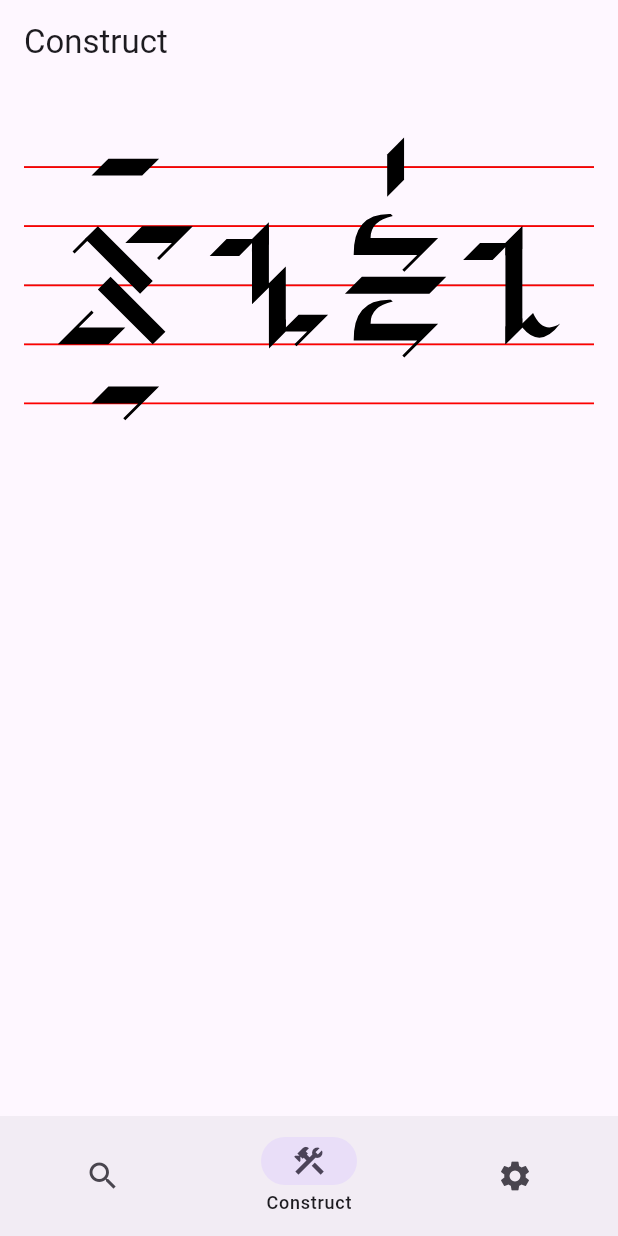
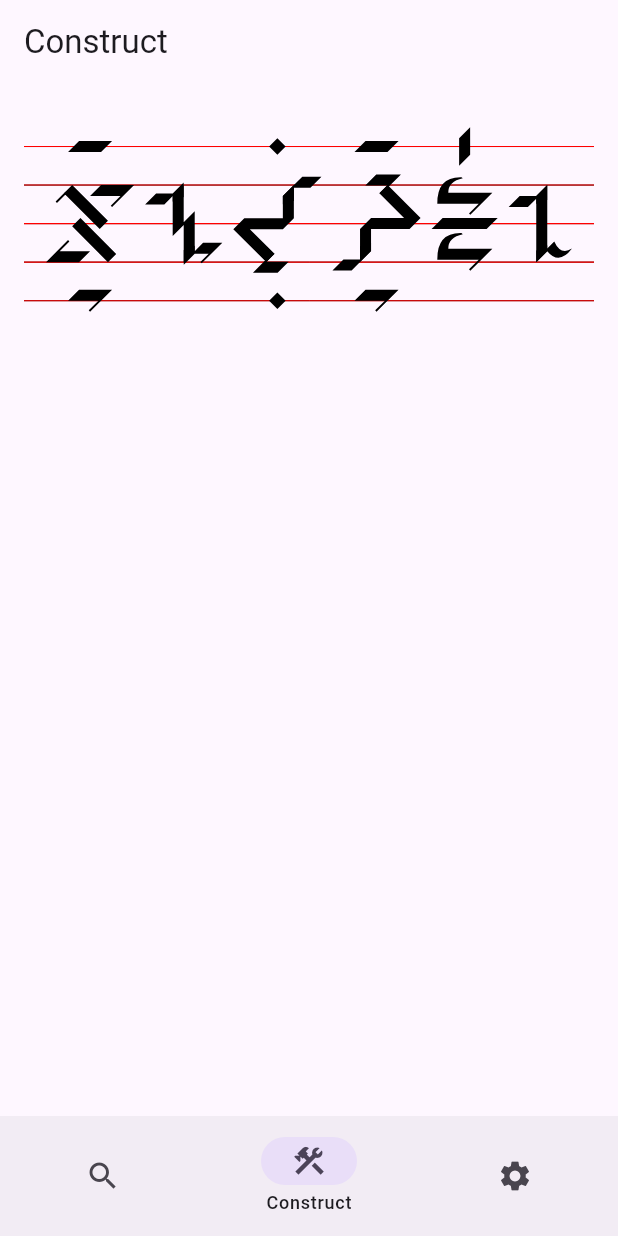
Before and after one commit to yuorb/enthrirhc, a Flutter app: the screen it shows after launch, item 2 of the bottom bar chosen, on a phone screen of 412 x 824 dp. Run offline on Flutter 3.47's test engine with Material 2 defaults, Android fonts, the phone set to English and light mode, and no system bars; our stand-ins replace drift, file_picker, flutter_markdown, flutter_svg, package_info_plus, shared_preferences and 1 more; missing offline and left inert: sqlite3; accounts and stored records are empty; generated files the repository leaves out were written again.

Commit message:
Support affixes, degree etc.

```diff
--- a/lib/components/ithkuil_svg.dart
+++ b/lib/components/ithkuil_svg.dart
@@ -45,7 +45,8 @@ class IthkuilSvg extends StatelessWidget {
       usedRadicals[p.componentC().id()] = p.componentC().path();
       usedRadicals[p.componentD().id()] = p.componentD().path();
     }
-    for (final s in characters.whereType<Secondary>()) {
+    final secondaries = characters.whereType<Secondary>();
+    for (final s in secondaries) {
       usedRadicals["${s.core.phoneme.defaultLetter()}_core"] = s.core.path;
       if (s.start != null) {
         usedRadicals[s.getStartExtId()!] = s.getStartExtPath()!;
@@ -54,17 +55,26 @@ class IthkuilSvg extends StatelessWidget {
         usedRadicals[s.getEndExtId()!] = s.getEndExtPath()!;
       }
     }
+    for (final s in secondaries.whereType<CsVxAffixes>()) {
+      usedRadicals["degree_${s.degree.name}"] = s.degree.path;
+      usedRadicals["affix_type_${s.affixType.name}"] = s.affixType.path;
+    }
+    for (final s in secondaries.whereType<VxCsAffixes>()) {
+      usedRadicals["degree_${s.degree.name}"] = s.degree.path;
+      usedRadicals["affix_type_${s.affixType.name}"] = s.affixType.path;
+    }
     for (final t in characters.whereType<Tertiary>()) {
       usedRadicals[t.top.name] = t.top.path;
       usedRadicals[t.bottom.name] = t.bottom.path;
       usedRadicals["valence_${t.valence.name}"] = t.valence.path();
       usedRadicals["level_${t.level.comparisonOperator.name}"] = t.level.comparisonOperator.path;
     }
-    for (final q in characters.whereType<Quarternary>()) {
+    final quarternaries = characters.whereType<Quarternary>();
+    for (final q in quarternaries) {
       usedRadicals["quarternary_${q.top.name}"] = q.top.path;
       usedRadicals["quarternary_${q.bottom.name}"] = q.bottom.path;
     }
-    if (characters.whereType<Quarternary>().isNotEmpty) {
+    if (quarternaries.isNotEmpty) {
       usedRadicals["quarternary_core"] = corePath;
     }
 
@@ -85,11 +95,11 @@ class IthkuilSvg extends StatelessWidget {
             ).join('\n')}
       </defs>
       <rect x="0" y="0" height="${unitHeight * 6}" width="$baseWidth" style="fill: transparent" />
-      <line x1="0" y1="${unitHeight * 1}" x2="400" y2="${unitHeight * 1}" stroke="red" />
-      <line x1="0" y1="${unitHeight * 2}" x2="400" y2="${unitHeight * 2}" stroke="red" />
-      <line x1="0" y1="${unitHeight * 3}" x2="400" y2="${unitHeight * 3}" stroke="red" />
-      <line x1="0" y1="${unitHeight * 4}" x2="400" y2="${unitHeight * 4}" stroke="red" />
-      <line x1="0" y1="${unitHeight * 5}" x2="400" y2="${unitHeight * 5}" stroke="red" />
+      <line x1="0" y1="${unitHeight * 1}" x2="600" y2="${unitHeight * 1}" stroke="red" />
+      <line x1="0" y1="${unitHeight * 2}" x2="600" y2="${unitHeight * 2}" stroke="red" />
+      <line x1="0" y1="${unitHeight * 3}" x2="600" y2="${unitHeight * 3}" stroke="red" />
+      <line x1="0" y1="${unitHeight * 4}" x2="600" y2="${unitHeight * 4}" stroke="red" />
+      <line x1="0" y1="${unitHeight * 5}" x2="600" y2="${unitHeight * 5}" stroke="red" />
       ${charImages.join('\n')}
     </svg>''';
   }
--- a/lib/pages/construct.dart
+++ b/lib/pages/construct.dart
@@ -4,6 +4,7 @@ import 'package:enthrirch/utils/character/primary/top.dart';
 import 'package:enthrirch/utils/character/quarternary/bottom.dart';
 import 'package:enthrirch/utils/character/quarternary/mod.dart';
 import 'package:enthrirch/utils/character/quarternary/top.dart';
+import 'package:enthrirch/utils/character/secondary/affixes.dart';
 import 'package:enthrirch/utils/character/secondary/core_letter.dart';
 import 'package:enthrirch/utils/character/secondary/ext_letter.dart';
 import 'package:enthrirch/utils/character/secondary/mod.dart';
@@ -51,10 +52,24 @@ class _ConstructPageState extends State<ConstructPage> {
               plexity: Plexity.um,
               stem: Stem.s1,
             ),
-            Secondary(
+            Root(
               start: ExtLetter.b,
               core: CoreLetter.placeholder,
               end: ExtLetter.c,
+            ),
+            CsVxAffixes(
+              start: ExtLetter.d,
+              core: CoreLetter.s,
+              end: ExtLetter.k,
+              degree: Degree.d1,
+              affixType: AffixType.type2,
+            ),
+            VxCsAffixes(
+              start: ExtLetter.d,
+              core: CoreLetter.s,
+              end: ExtLetter.k,
+              degree: Degree.d2,
+              affixType: AffixType.type3,
             ),
             Tertiary(
               valence: Valence.mno,
--- /dev/null
+++ b/lib/utils/character/secondary/affixes.dart
@@ -0,0 +1,25 @@
+enum Degree {
+  d1('M -7.50 0.00 L 0.00 7.50 7.50 0.00 0.00 -7.50 -7.50 0.00 Z'),
+  d2('M 7.60 0.00 L -1.20 8.80 0.00 10.00 20.00 -10.00 -10.00 -10.00 -20.00 0.00 7.60 0.00 Z'),
+  d3('M 10.00 7.50 L 10.00 -17.50 -10.00 2.50 -8.80 3.70 0.00 -5.10 0.00 17.50 10.00 7.50 Z'),
+  d4('M 12.55 -5.40 Q 11.80 -10.70 7.15 -13.80 2.25 -17.10 -5.80 -17.00 L -13.30 -9.50 Q 1.60 -9.10 5.30 -0.95 9.05 7.25 -2.15 15.95 L -0.90 17.10 Q 6.45 11.90 10.00 5.70 13.30 -0.15 12.55 -5.40 Z'),
+  d5('M 5.00 -17.50 L -5.00 -7.50 -5.00 17.50 5.00 7.50 5.00 -17.50 Z'),
+  d6('M 12.55 -5.40 Q 11.80 -10.70 7.15 -13.80 2.25 -17.10 -5.80 -17.00 L -13.30 -9.50 Q 1.60 -9.10 5.30 -0.95 9.05 7.25 -2.15 15.95 L -0.90 17.10 Q 6.45 11.90 10.00 5.70 13.30 -0.15 12.55 -5.40 Z'),
+  d7('M 10.00 7.50 L 10.00 -17.50 -10.00 2.50 -8.80 3.70 0.00 -5.10 0.00 17.50 10.00 7.50 Z'),
+  d8('M 7.60 0.00 L -1.20 8.80 0.00 10.00 20.00 -10.00 -10.00 -10.00 -20.00 0.00 7.60 0.00 Z'),
+  d9('M 10.00 5.00 L 20.00 -5.00 -10.00 -5.00 -20.00 5.00 10.00 5.00 Z'),
+  ca('M 20.25 -9.78 L 19.10 -11.03 Q 12.55 0.67 4.70 1.22 -3.10 1.72 -12.75 -8.53 L -20.25 -1.03 Q -13.70 11.02 -1.55 8.52 10.70 6.02 20.25 -9.78 Z'),
+  d0('M 20.25 -9.78 L 19.10 -11.03 Q 12.55 0.67 4.70 1.22 -3.10 1.72 -12.75 -8.53 L -20.25 -1.03 Q -13.70 11.02 -1.55 8.52 10.70 6.02 20.25 -9.78 Z');
+
+  final String path;
+  const Degree(this.path);
+}
+
+enum AffixType {
+  type1(''),
+  type2('M -7.50 0.00 L 0.00 7.50 7.50 0.00 0.00 -7.50 -7.50 0.00 Z'),
+  type3('M 10.00 5.00 L 20.00 -5.00 -10.00 -5.00 -20.00 5.00 10.00 5.00 Z');
+
+  final String path;
+  const AffixType(this.path);
+}
--- a/lib/utils/character/secondary/mod.dart
+++ b/lib/utils/character/secondary/mod.dart
@@ -3,7 +3,9 @@ import 'package:enthrirch/utils/character/secondary/core_letter.dart';
 import 'package:enthrirch/utils/character/secondary/ext_letter.dart';
 import 'package:enthrirch/utils/character/secondary/utils.dart';
 
-class Secondary with Character {
+import 'affixes.dart';
+
+sealed class Secondary {
   final ExtLetter? start;
   final CoreLetter core;
   final ExtLetter? end;
@@ -45,11 +47,13 @@ class Secondary with Character {
       AnchorType.diag => end?.diag
     };
   }
+}
+
+class Root extends Secondary with Character {
+  const Root({required super.start, required super.core, required super.end});
 
   @override
   (String, double) getSvg(double baseX, double baseY, String fillColor) {
-    final Secondary(:core, :start, :end) = this;
-
     final secondaryBoundary = getSecondaryBoundary(this);
     final coreX = baseX - secondaryBoundary.$1;
     final coreY = baseY;
@@ -61,16 +65,16 @@ class Secondary with Character {
     final secondaryWidth = secondaryBoundary.$2 - secondaryBoundary.$1;
     return (
       '''
-      <use href="#${core.phoneme.romanizedLetters[0]}_core" x="$coreX" y="$coreY" fill="$fillColor" />
+      <use href="#${core.phoneme.defaultLetter()}_core" x="$coreX" y="$coreY" fill="$fillColor" />
       ${start != null ? '''<use
-        href="#${start.phoneme.romanizedLetters[0]}_ext_${core.startAnchor.orientation.type}"
+        href="#${start!.phoneme.defaultLetter()}_ext_${core.startAnchor.orientation.type}"
         x="$extStartX"
         y="$extStartY"
         transform="rotate(${core.startAnchor.getRotation()}, $extStartX, $extStartY)"
         fill="$fillColor"
       />''' : ''}
       ${end != null ? '''<use
-        href="#${end.phoneme.romanizedLetters[0]}_ext_${core.endAnchor.orientation.type}"
+        href="#${end!.phoneme.defaultLetter()}_ext_${core.endAnchor.orientation.type}"
         x="$extEndX"
         y="$extEndY"
         transform="rotate(${core.endAnchor.getRotation()}, $extEndX, $extEndY)"
@@ -81,3 +85,113 @@ class Secondary with Character {
     );
   }
 }
+
+class CsVxAffixes extends Secondary with Character {
+  final Degree degree;
+  final AffixType affixType;
+
+  const CsVxAffixes({
+    required super.start,
+    required super.core,
+    required super.end,
+    required this.degree,
+    required this.affixType,
+  });
+
+  @override
+  (String, double) getSvg(double baseX, double baseY, String fillColor) {
+    final secondaryBoundary = getSecondaryBoundary(this);
+    final coreX = baseX - secondaryBoundary.$1;
+    final coreY = baseY;
+    final extStartX = coreX + core.startAnchor.coord.x;
+    final extStartY = coreY + core.startAnchor.coord.y;
+    final extEndX = coreX + core.endAnchor.coord.x + 0;
+    final extEndY = coreY + core.endAnchor.coord.y + 0;
+    final topX = baseX + (secondaryBoundary.$2 - secondaryBoundary.$1) / 2;
+    final topY = coreY - unitHeight * 2;
+    final bottomX = baseX + (secondaryBoundary.$2 - secondaryBoundary.$1) / 2;
+    final bottomY = coreY + unitHeight * 2;
+
+    final secondaryWidth = secondaryBoundary.$2 - secondaryBoundary.$1;
+    return (
+      '''
+      <use href="#${core.phoneme.defaultLetter()}_core" x="$coreX" y="$coreY" fill="$fillColor" />
+      ${start != null ? '''<use
+        href="#${start!.phoneme.defaultLetter()}_ext_${core.startAnchor.orientation.type}"
+        x="$extStartX"
+        y="$extStartY"
+        transform="rotate(${core.startAnchor.getRotation()}, $extStartX, $extStartY)"
+        fill="$fillColor"
+      />''' : ''}
+      ${end != null ? '''<use
+        href="#${end!.phoneme.defaultLetter()}_ext_${core.endAnchor.orientation.type}"
+        x="$extEndX"
+        y="$extEndY"
+        transform="rotate(${core.endAnchor.getRotation()}, $extEndX, $extEndY)"
+        fill="$fillColor"
+      />''' : ''}
+      <use href="#affix_type_${affixType.name}" x="$topX" y="$topY" fill="$fillColor" />
+      <use href="#degree_${degree.name}" x="$bottomX" y="$bottomY" fill="$fillColor" />
+    ''',
+      secondaryWidth
+    );
+  }
+}
+
+class VxCsAffixes extends Secondary with Character {
+  final Degree degree;
+  final AffixType affixType;
+
+  const VxCsAffixes({
+    required super.start,
+    required super.core,
+    required super.end,
+    required this.degree,
+    required this.affixType,
+  });
+
+  @override
+  (String, double) getSvg(double baseX, double baseY, String fillColor) {
+    // TODO 顺转乙字
+    final secondaryBoundary = getSecondaryBoundary(this);
+    final centerX = baseX + (secondaryBoundary.$2 - secondaryBoundary.$1) / 2;
+    final centerY = baseY;
+    final coreX = baseX - secondaryBoundary.$1;
+    final coreY = baseY;
+    final extStartX = coreX + core.startAnchor.coord.x;
+    final extStartY = coreY + core.startAnchor.coord.y;
+    final extEndX = coreX + core.endAnchor.coord.x + 0;
+    final extEndY = coreY + core.endAnchor.coord.y + 0;
+    final topY = coreY - unitHeight * 2;
+    final bottomY = coreY + unitHeight * 2;
+
+    final secondaryWidth = secondaryBoundary.$2 - secondaryBoundary.$1;
+    return (
+      '''
+
+      <use href="#${core.phoneme.defaultLetter()}_core" x="$coreX" y="$coreY" transform="rotate(180 $centerX $centerY)" fill="$fillColor" />
+      ${start != null ? '''<g transform="rotate(180 $centerX $centerY)">
+        <use
+          href="#${start!.phoneme.defaultLetter()}_ext_${core.startAnchor.orientation.type}"
+          x="$extStartX"
+          y="$extStartY"
+          transform="rotate(${core.startAnchor.getRotation()}, $extStartX, $extStartY)"
+          fill="$fillColor"
+        />
+      </g>''' : ''}
+      ${end != null ? ''' <g transform="rotate(180 $centerX $centerY)">
+        <use
+          href="#${end!.phoneme.defaultLetter()}_ext_${core.endAnchor.orientation.type}"
+          x="$extEndX"
+          y="$extEndY"
+          transform="rotate(${core.endAnchor.getRotation()}, $extEndX, $extEndY)"
+          fill="$fillColor"
+        />
+      </g>''' : ''}
+      <use href="#affix_type_${affixType.name}" x="$centerX" y="$topY" fill="$fillColor" />
+      <use href="#degree_${degree.name}" x="$centerX" y="$bottomY" fill="$fillColor" />
+    ''',
+      secondaryWidth
+    );
+  }
+}
```
